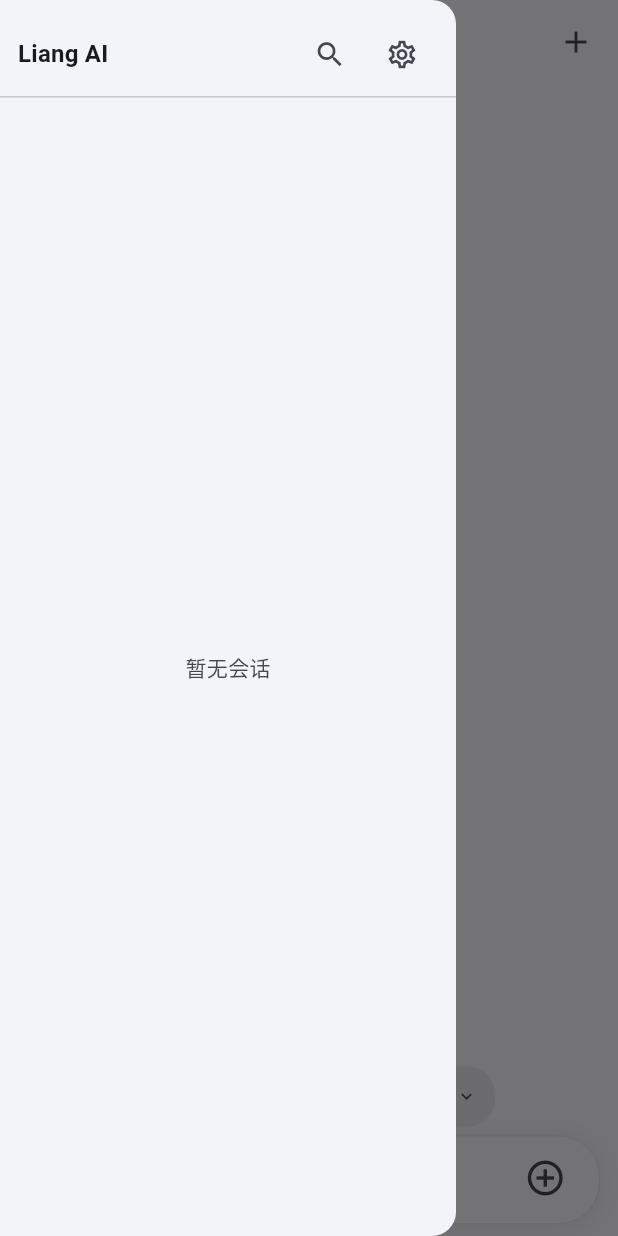
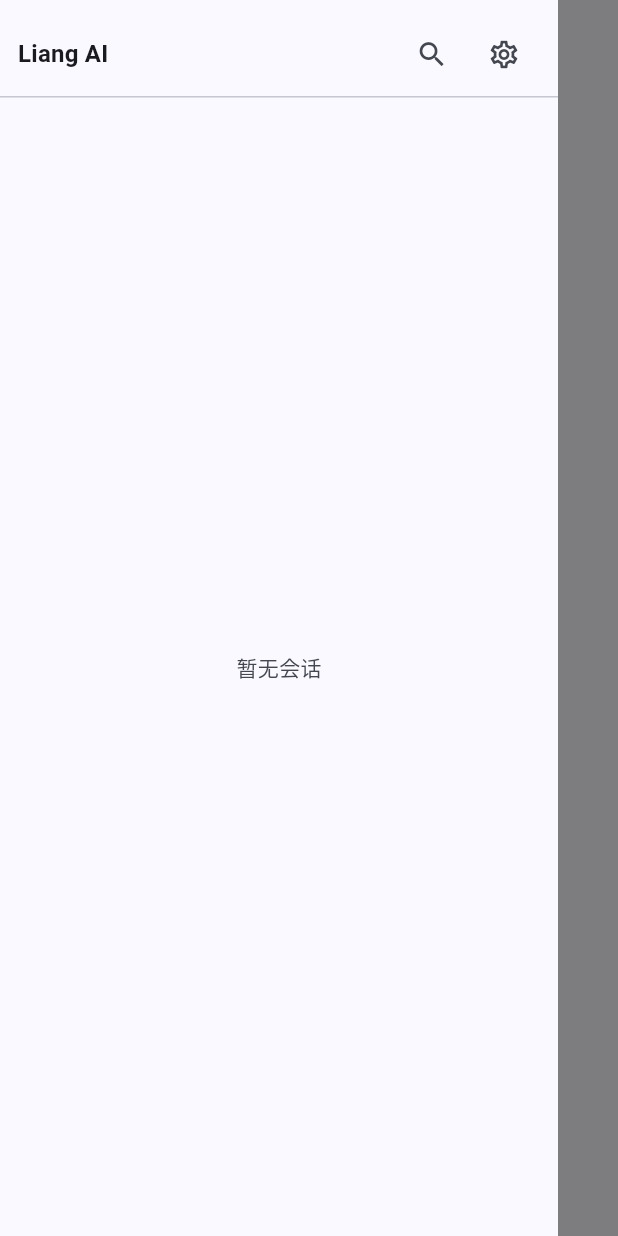
Before and after one commit to lvliang666666/liang-ai, a Flutter app: the screen it shows after launch, after a tap on the "menu" icon, on a phone screen of 412 x 824 dp. Run offline on Flutter 3.47's test engine with Material 3 defaults, Android fonts, the phone set to English and light mode, and no system bars; our stand-ins replace battery_plus, device_info_plus, dio, file_picker, flutter_highlight, image_picker and 4 more; missing offline and left inert: gpt_markdown, markdown, syncfusion_flutter_pdf; accounts and stored records are empty.

Commit message:
feat: 动效打磨第三批（删除补位/抽屉跟手/打字机提速）
- 列表删除补位：删除确认后卡片先收缩淡出（AnimatedOpacity+Size+
  Scale 200ms easeOutCubic），动画完宿主才真删，其余卡片平滑上移；
  批量删除整体播离场后逐个真删（_removingSessionIds 状态桥接）
- 抽屉手势跟手：GestureDrawer 替换内置 Drawer——拖多少走多少、
  松手速度>500px/s 甩动翻转、过半判定、Scrim 随进度加深、主页面
  随开合左移 12%+缩放 4% 层次感、左缘拖出/面板内拖回、剩余距离
  缩放动画时长（80~260ms）；_SessionDrawer 容器 Drawer→Material
  （onClose 回调替代 Navigator.pop）
- 打字机节奏：charactersPerSecond 40→70，长回答不拖沓

```diff
--- a/lib/pages/home_page.dart
+++ b/lib/pages/home_page.dart
@@ -27,6 +27,7 @@ import '../utils/transitions.dart';
 import '../widgets/attachment_thumbnail.dart';
 import '../widgets/chat_input_bar.dart';
 import '../widgets/chat_tags_bar.dart';
+import '../widgets/gesture_drawer.dart';
 import '../widgets/message_appear.dart';
 import '../widgets/message_bubble.dart';
 import '../widgets/pressable.dart';
@@ -53,6 +54,9 @@ class _HomePageState extends State<HomePage> {
 
   /// 抽屉批量管理模式开关（长按菜单「批量管理」触发）
   final ValueNotifier<bool> _drawerBatchMode = ValueNotifier(false);
+
+  /// 正在播离场动画的会话 id（删除前先收缩淡出，动画完再真删）
+  final Set<String> _removingSessionIds = {};
 
   // 聊天态：当前会话的 ChatProvider（null = 空闲态）
   ChatProvider? _chat;
@@ -369,8 +373,22 @@ class _HomePageState extends State<HomePage> {
       ),
     );
     if (confirmed == true && context.mounted) {
-      context.read<SessionsProvider>().deleteSession(id);
-    }
+      await _removeSessionWithAnimation(context, id);
+    }
+  }
+
+  /// 带离场动画的删除：卡片先收缩淡出（200ms），动画完再真删——
+  /// 其余卡片随列表重建平滑上移补位
+  Future<void> _removeSessionWithAnimation(
+      BuildContext context, String id) async {
+    setState(() => _removingSessionIds.add(id));
+    await Future.delayed(const Duration(milliseconds: 200));
+    if (!context.mounted) {
+      _removingSessionIds.remove(id);
+      return;
+    }
+    await context.read<SessionsProvider>().deleteSession(id);
+    if (mounted) setState(() => _removingSessionIds.remove(id));
   }
 
   /// 长按会话卡片：锚点菜单栏（重命名/删除/批量管理）
@@ -445,7 +463,7 @@ class _HomePageState extends State<HomePage> {
 
   /// 抽屉进入批量管理模式（多选删除）
   void _openBatchMode() {
-    _scaffoldKey.currentState?.openDrawer();
+    _openDrawer();
     // 抽屉内部状态切换到多选：通过 drawerKey 通知
     _drawerBatchMode.value = true;
   }
@@ -460,13 +478,25 @@ class _HomePageState extends State<HomePage> {
 
     return Scaffold(
       key: _scaffoldKey,
-      // 侧滑抽屉：完整会话列表（DeepSeek 式）
+      // 手势跟手抽屉：拖多少走多少 + 速度甩动（替换内置 Drawer）
+      body: GestureDrawer(
+        key: _drawerKey,
         drawer: _SessionDrawer(
           sessions: allSessions,
           skillsProvider: skillsProvider,
           loaded: sessions.loaded,
           batchMode: _drawerBatchMode,
+          removingIds: _removingSessionIds,
+          onClose: _closeDrawer,
           onDeleteSelected: (ids) async {
+            // 先整体播离场动画（卡片收缩淡出），再逐个真删
+            setState(() => _removingSessionIds.addAll(ids));
+            await Future.delayed(const Duration(milliseconds: 200));
+            if (!mounted) {
+              _removingSessionIds.removeAll(ids);
+              return;
+            }
+            final provider = this.context.read<SessionsProvider>();
             for (final id in ids) {
               // 当前聊天态会话被删时退出聊天态
               if (_chat?.session.id == id) {
@@ -474,15 +504,16 @@ class _HomePageState extends State<HomePage> {
                 setState(() => _chat = null);
                 chat.dispose();
               }
-            await context.read<SessionsProvider>().deleteSession(id);
-          }
+              await provider.deleteSession(id);
+            }
+            if (mounted) setState(() => _removingSessionIds.removeAll(ids));
           },
           onOpenChat: (id) {
-          Navigator.pop(context); // 先关抽屉
+            _closeDrawer();
             _openChat(id);
           },
           onOpenSettings: () {
-          Navigator.pop(context);
+            _closeDrawer();
             Haptics.light();
             _unfocus();
             Navigator.push(context, slideUpRoute(const SettingsPage()));
@@ -491,7 +522,7 @@ class _HomePageState extends State<HomePage> {
               _showSessionActions(ctx, id, title, pos),
         ),
         // 圆形新对话按钮已移除：主页即聊天入口，历史对话走抽屉
-      body: !sessions.loaded
+        child: !sessions.loaded
             ? const Center(child: CircularProgressIndicator())
             : SafeArea(
                 child: Column(
@@ -506,7 +537,7 @@ class _HomePageState extends State<HomePage> {
                             tooltip: '会话列表',
                             onPressed: () {
                               Haptics.light();
-                            _scaffoldKey.currentState?.openDrawer();
+                              _openDrawer();
                             },
                           ),
                           // 聊天态：header 显示会话标题
@@ -568,8 +599,16 @@ class _HomePageState extends State<HomePage> {
                   ],
                 ),
               ),
-    );
-  }
+      ),
+    );
+  }
+
+  /// 手势抽屉开合（按钮触发 / 抽屉内回调关闭）
+  final GlobalKey<GestureDrawerState> _drawerKey =
+      GlobalKey<GestureDrawerState>();
+
+  void _openDrawer() => _drawerKey.currentState?.open();
+  void _closeDrawer() => _drawerKey.currentState?.close();
 
   /// effort tag：空闲态改预选档位 / 聊天态改当前会话档位
   Future<void> _pickEffortForHome() async {
@@ -1412,6 +1451,8 @@ class _SessionDrawer extends StatefulWidget {
     required this.skillsProvider,
     required this.loaded,
     required this.batchMode,
+    required this.removingIds,
+    required this.onClose,
     required this.onDeleteSelected,
     required this.onOpenChat,
     required this.onOpenSettings,
@@ -1424,6 +1465,12 @@ class _SessionDrawer extends StatefulWidget {
 
   /// 批量管理模式开关（主页长按菜单触发进入）
   final ValueNotifier<bool> batchMode;
+
+  /// 正在播离场动画的会话 id（卡片收缩淡出中，动画完由宿主真删）
+  final Set<String> removingIds;
+
+  /// 关闭抽屉（打开会话/设置前调用）
+  final VoidCallback onClose;
 
   /// 批量删除选中的会话
   final Future<void> Function(List<String> ids) onDeleteSelected;
@@ -1576,7 +1623,8 @@ class _SessionDrawerState extends State<_SessionDrawer>
     final allFilteredIds = _filtered.map((s) => s.id).toSet();
     final allSelected =
         allFilteredIds.isNotEmpty && allFilteredIds.every(_selectedIds.contains);
-    return Drawer(
+    return Material(
+      color: theme.colorScheme.surface,
       child: SafeArea(
         child: FadeTransition(
           opacity: _appear,
@@ -1746,10 +1794,34 @@ class _SessionDrawerState extends State<_SessionDrawer>
                                                       .onSurfaceVariant)),
                                     ),
                                     for (final s in entry.value)
+                                      // 离场动画：删除确认后卡片收缩淡出
+                                      //（200ms），动画完宿主才真删，其余
+                                      // 卡片随列表重建平滑上移补位
+                                      AnimatedOpacity(
+                                        duration: const Duration(
+                                            milliseconds: 200),
+                                        curve: Curves.easeOutCubic,
+                                        opacity: widget.removingIds
+                                                .contains(s.id)
+                                            ? 0.0
+                                            : 1.0,
+                                        child: AnimatedSize(
+                                          duration: const Duration(
+                                              milliseconds: 200),
+                                          curve: Curves.easeOutCubic,
+                                          alignment: Alignment.topCenter,
+                                          child: AnimatedScale(
+                                            duration: const Duration(
+                                                milliseconds: 200),
+                                            curve: Curves.easeOutCubic,
+                                            scale: widget.removingIds
+                                                    .contains(s.id)
+                                                ? 0.9
+                                                : 1.0,
                                             // GestureDetector 包 ListTile：
                                             // ListTile 无 onLongPressStart，
                                             // 外包一层拿长按点全局坐标（锚点菜单用）
-                                      PressableScale(
+                                            child: PressableScale(
                                               child: GestureDetector(
                                         behavior: HitTestBehavior.translucent,
                                         onLongPressStart: _batchMode
@@ -1807,6 +1879,9 @@ class _SessionDrawerState extends State<_SessionDrawer>
                                         ),
                                               ),
                                             ),
+                                          ),
+                                        ),
+                                      ),
                                   ],
                               ],
                             ),
--- /dev/null
+++ b/lib/widgets/gesture_drawer.dart
@@ -0,0 +1,186 @@
+import 'package:flutter/material.dart';
+
+/// 手势跟手侧滑抽屉：手指拖多少走多少 + 松手速度/位置判断
+///
+/// 替换 Scaffold 内置 Drawer（其动画固定 246ms 不可配置）：
+/// - 拖拽跟手：进度 = 拖动距离 / 抽屉宽度
+/// - 松手判定：速度 > 甩动阈值 或 进度过半 → 开/关，否则回弹
+/// - Scrim 遮罩随进度加深，点击关闭
+/// - 内容宽度 = 屏宽 - [edgeMargin]（右侧留出主页面边缘）
+///
+/// [drawer] 抽屉内容；[child] 主页面。
+class GestureDrawer extends StatefulWidget {
+  const GestureDrawer({
+    super.key,
+    required this.drawer,
+    required this.child,
+    this.edgeMargin = 40,
+    this.scrimColor = Colors.black54,
+  });
+
+  final Widget drawer;
+  final Widget child;
+  final double edgeMargin;
+  final Color scrimColor;
+
+  @override
+  State<GestureDrawer> createState() => GestureDrawerState();
+}
+
+/// 抽屉控制状态（open/close 由宿主持 GlobalKey 调用）
+class GestureDrawerState extends State<GestureDrawer>
+    with SingleTickerProviderStateMixin {
+  late final AnimationController _controller = AnimationController(
+    vsync: this,
+    value: 0, // 0 = 关闭，1 = 打开
+  );
+
+  /// 打开/关闭动画时长（按钮触发时用；拖拽松手时长按剩余距离算）
+  static const _animateDuration = Duration(milliseconds: 260);
+
+  /// 甩动速度阈值（px/s）：超过直接翻转到目标态
+  static const _flingVelocity = 500.0;
+
+  double get _progress => _controller.value;
+
+  /// 抽屉宽度 = 屏宽 - 右侧留边
+  double _drawerWidth(BuildContext context) =>
+      MediaQuery.widthOf(context) - widget.edgeMargin;
+
+  // ===== 外部触发（按钮） =====
+
+  void open() {
+    _controller.animateTo(1,
+        duration: _animateDuration, curve: Curves.easeOutCubic);
+  }
+
+  void close() {
+    _controller.animateBack(0,
+        duration: _animateDuration, curve: Curves.easeInCubic);
+  }
+
+  // ===== 拖拽手势 =====
+
+  double? _dragStartProgress;
+
+  void _onDragStart(DragStartDetails details) {
+    _controller.stop();
+    _dragStartProgress = _progress;
+  }
+
+  void _onDragUpdate(DragUpdateDetails details) {
+    if (_dragStartProgress == null) return;
+    final width = _drawerWidth(context);
+    final delta = details.primaryDelta ?? 0;
+    _controller.value =
+        (_dragStartProgress! + delta / width).clamp(0.0, 1.0);
+  }
+
+  void _onDragEnd(DragEndDetails details) {
+    if (_dragStartProgress == null) return;
+    _dragStartProgress = null;
+    final velocity = details.primaryVelocity ?? 0;
+    final p = _progress;
+
+    // 速度优先：快甩直接翻转
+    if (velocity > _flingVelocity) {
+      _open();
+      return;
+    }
+    if (velocity < -_flingVelocity) {
+      _close();
+      return;
+    }
+    // 无明显速度：过半判定
+    p >= 0.5 ? _open() : _close();
+  }
+
+  void _open() => _controller.animateTo(
+        1,
+        duration: _scaledDuration(1 - _progress),
+        curve: Curves.easeOutCubic,
+      );
+
+  void _close() => _controller.animateBack(
+        0,
+        duration: _scaledDuration(_progress),
+        curve: Curves.easeInCubic,
+      );
+
+  /// 按剩余距离缩放时长（拖一半松手 → 动画只走一半时间）
+  Duration _scaledDuration(double remaining) {
+    final ms = (260 * remaining).round().clamp(80, 260);
+    return Duration(milliseconds: ms);
+  }
+
+  @override
+  void dispose() {
+    _controller.dispose();
+    super.dispose();
+  }
+
+  @override
+  Widget build(BuildContext context) {
+    final width = _drawerWidth(context);
+    return AnimatedBuilder(
+      animation: _controller,
+      builder: (context, child) {
+        final p = _progress;
+        return Stack(
+          children: [
+            // 主页面：随抽屉打开轻微左移 + 缩放（层次感）；
+            // 左缘 20px 拖拽区可拉出抽屉（关闭态）
+            Transform.translate(
+              offset: Offset(-width * 0.12 * p, 0),
+              child: Transform.scale(
+                scale: 1 - 0.04 * p,
+                child: GestureDetector(
+                  behavior: HitTestBehavior.translucent,
+                  // 仅关闭态启用边缘拖出（打开态由 Scrim/面板接管）
+                  onHorizontalDragStart:
+                      p < 0.05 ? _onDragStart : null,
+                  onHorizontalDragUpdate:
+                      p < 0.05 ? _onDragUpdate : null,
+                  onHorizontalDragEnd: p < 0.05 ? _onDragEnd : null,
+                  child: widget.child,
+                ),
+              ),
+            ),
+            // Scrim：随进度加深，点击关闭
+            if (p > 0)
+              Positioned.fill(
+                child: IgnorePointer(
+                  ignoring: p < 0.05,
+                  child: GestureDetector(
+                    onTap: close,
+                    child: ColoredBox(
+                      color: widget.scrimColor.withValues(alpha: 0.5 * p),
+                    ),
+                  ),
+                ),
+              ),
+            // 抽屉面板：跟手平移（-100% ~ 0），面板内水平拖拽也可关闭
+            Positioned(
+              left: 0,
+              top: 0,
+              bottom: 0,
+              width: width,
+              child: Transform.translate(
+                offset: Offset(-width * (1 - p), 0),
+                child: GestureDetector(
+                  behavior: HitTestBehavior.translucent,
+                  onHorizontalDragStart: _onDragStart,
+                  onHorizontalDragUpdate: _onDragUpdate,
+                  onHorizontalDragEnd: _onDragEnd,
+                  child: child,
+                ),
+              ),
+            ),
+          ],
+        );
+      },
+      // 抽屉内容只构建一次（平移由 Transform 完成）
+      child: RepaintBoundary(child: widget.drawer),
+    );
+  }
+}
--- a/lib/widgets/message_bubble.dart
+++ b/lib/widgets/message_bubble.dart
@@ -128,7 +128,8 @@ class MessageBubble extends StatelessWidget {
                 GptMarkdown(
                   message.content,
                   isStreaming: isStreaming,
-                  charactersPerSecond: 40,
+                  // 打字机节奏：70 字/秒——长回答不拖沓，短回答仍有打字感
+                  charactersPerSecond: 70,
                   style: theme.textTheme.bodyMedium
                       ?.copyWith(height: 1.6),
                   codeBuilder: (context, name, code, closed) =>
```
Lines whose indentation alone changed are shown as unchanged.
